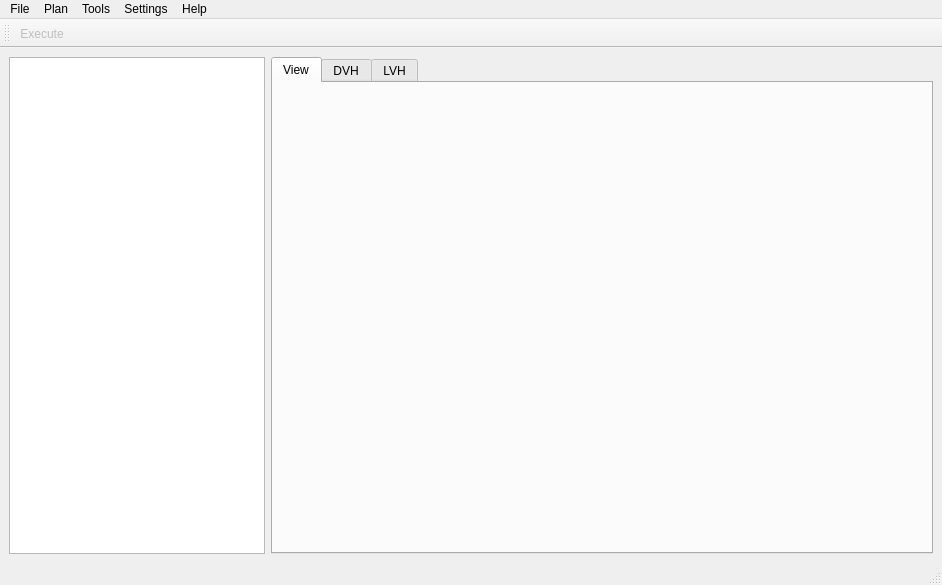
Old version of the form pytripgui/view/main_window.ui in the repository pytrip/pytripgui.
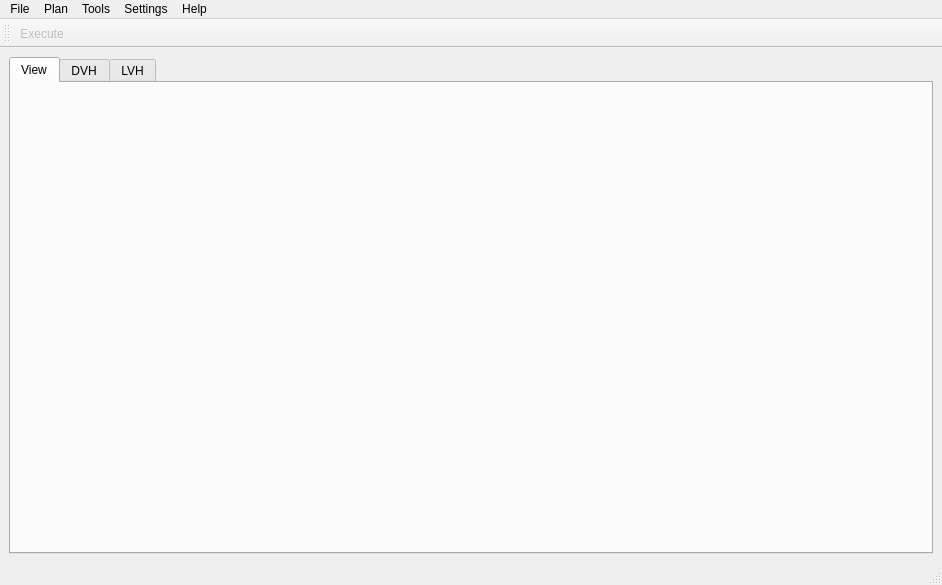
New version of the form. Icons and pictures are not drawn.

Diff of the .ui file:
```diff
--- a/pytripgui/view/main_window.ui
+++ b/pytripgui/view/main_window.ui
@@ -15,16 +15,6 @@
   </property>
   <widget class="QWidget" name="centralwidget">
    <layout class="QHBoxLayout" name="horizontalLayout_2">
-    <item>
-     <widget class="QTreeView" name="patient_treeView">
-      <property name="sizePolicy">
-       <sizepolicy hsizetype="Maximum" vsizetype="Expanding">
-        <horstretch>0</horstretch>
-        <verstretch>0</verstretch>
-       </sizepolicy>
-      </property>
-     </widget>
-    </item>
     <item>
      <widget class="QTabWidget" name="tabWidget">
       <property name="currentIndex">
```
